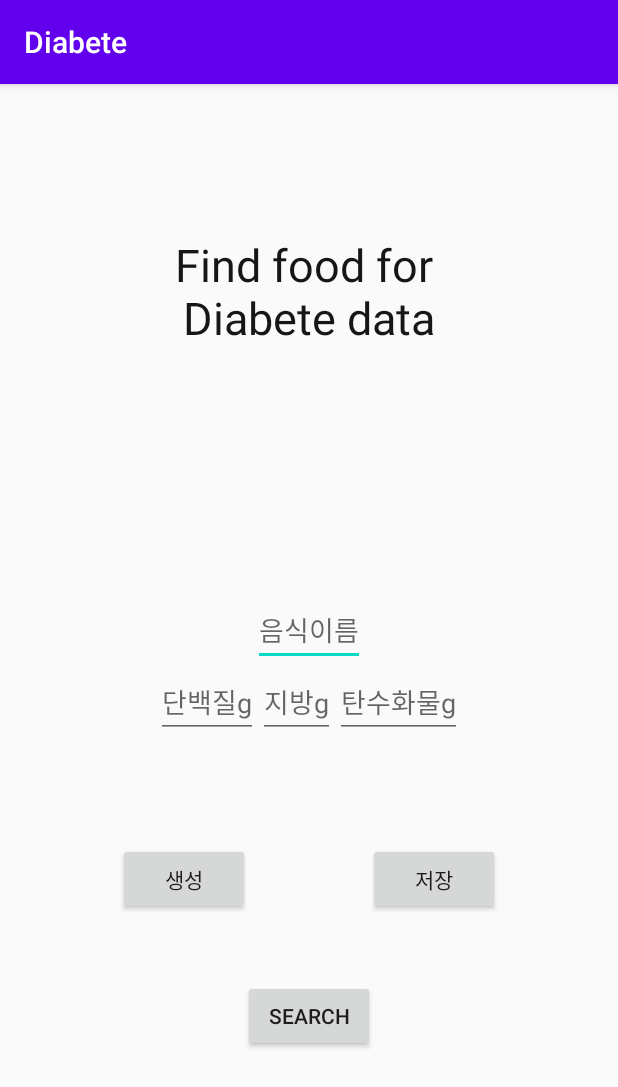
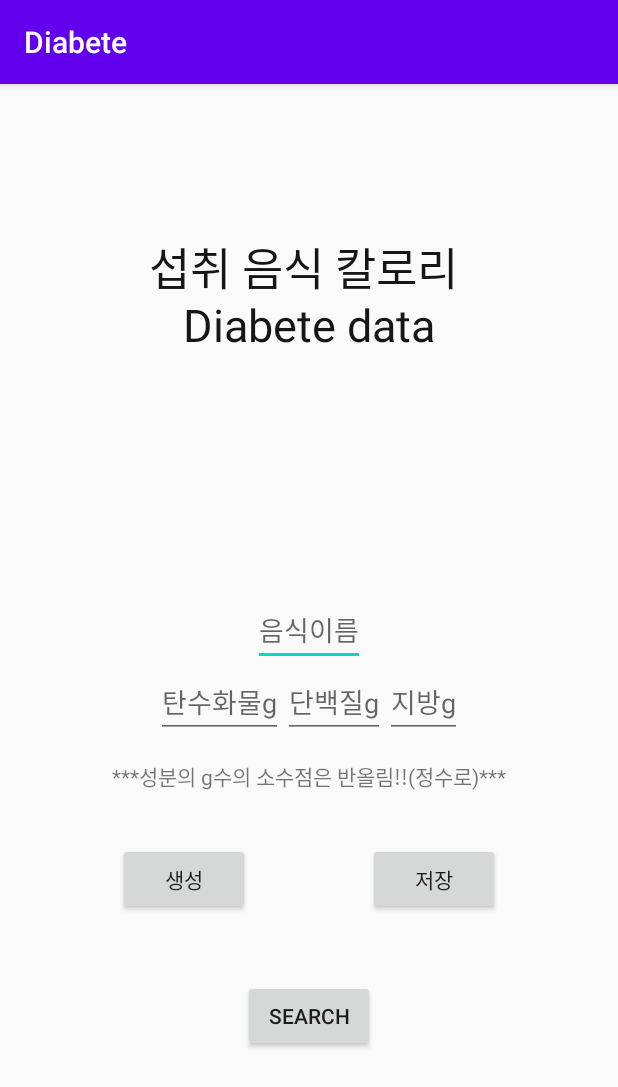
Before and after one commit to seungjae6874/Jongsul, an Android app: the screen it shows after launch (HomeActivity), on a phone screen of 412 x 824 dp. Shown: the top 1087 px of the screen. Run offline under Robolectric (Android 15) with nearby library versions, the phone set to English and light mode, and no system bars; libraries missing offline, so code that uses them is left out: org.apache.poi.

Commit message:
update app

```diff
--- a/APP/Diabete/app/src/main/java/com/example/diabete/MainActivity.java
+++ b/APP/Diabete/app/src/main/java/com/example/diabete/MainActivity.java
@@ -54,7 +54,9 @@ public class MainActivity extends AppCompatActivity {
         });
 
         //지정한 URL을 웹 뷰로 접근하기
-        webView.loadUrl("https://www.foodsafetykorea.go.kr/portal/healthyfoodlife/calorieDic.do?menu_no=3072&menu_grp=MENU_NEW03");
+
+        webView.loadUrl("https://www.dietshin.com/calorie/calorie_main.asp");
+        //webView.loadUrl("https://www.foodsafetykorea.go.kr/portal/healthyfoodlife/calorieDic.do?menu_no=3072&menu_grp=MENU_NEW03");
     }
 
     public class MyJavascriptInterface {
--- a/APP/Diabete/app/src/main/res/layout/home.xml
+++ b/APP/Diabete/app/src/main/res/layout/home.xml
@@ -15,7 +15,7 @@
         android:layout_width="wrap_content"
         android:layout_height="wrap_content"
         android:layout_marginTop="100dp"
-        android:text="Find food for \nDiabete data"
+        android:text="섭취 음식 칼로리 \nDiabete data"
         android:textAlignment="center"
         android:textColor="#171616"
         android:textSize="30sp"
@@ -53,6 +53,17 @@
         app:layout_constraintLeft_toLeftOf="parent"
         app:layout_constraintRight_toLeftOf="@id/save" />
 
+    <TextView
+        android:id="@+id/advice"
+        android:layout_width="wrap_content"
+        android:layout_height="wrap_content"
+        android:layout_marginBottom="150sp"
+        android:text="***성분의 g수의 소수점은 반올림!!(정수로)***"
+        app:layout_constraintBottom_toTopOf="@id/web"
+        app:layout_constraintLeft_toLeftOf="parent"
+        app:layout_constraintRight_toRightOf="parent"
+        app:layout_constraintTop_toBottomOf="@id/cons1" />
+
     <androidx.constraintlayout.widget.ConstraintLayout
         android:id="@+id/cons1"
         android:layout_width="wrap_content"
@@ -73,6 +84,13 @@
 
 
             <EditText
+                android:id="@+id/carbo"
+                android:layout_width="wrap_content"
+                android:layout_height="wrap_content"
+                android:layout_marginBottom="40sp"
+                android:hint="탄수화물g" />
+
+            <EditText
                 android:id="@+id/protein"
                 android:layout_width="wrap_content"
                 android:layout_height="wrap_content"
@@ -86,13 +104,6 @@
                 android:hint="지방g"
                 />
 
-            <EditText
-                android:id="@+id/carbo"
-                android:layout_width="wrap_content"
-                android:layout_height="wrap_content"
-                android:layout_marginBottom="40sp"
-                android:hint="탄수화물g"
-                />
         </LinearLayout>
     </androidx.constraintlayout.widget.ConstraintLayout>
 
```
Also changed, not shown: 8 other files.
